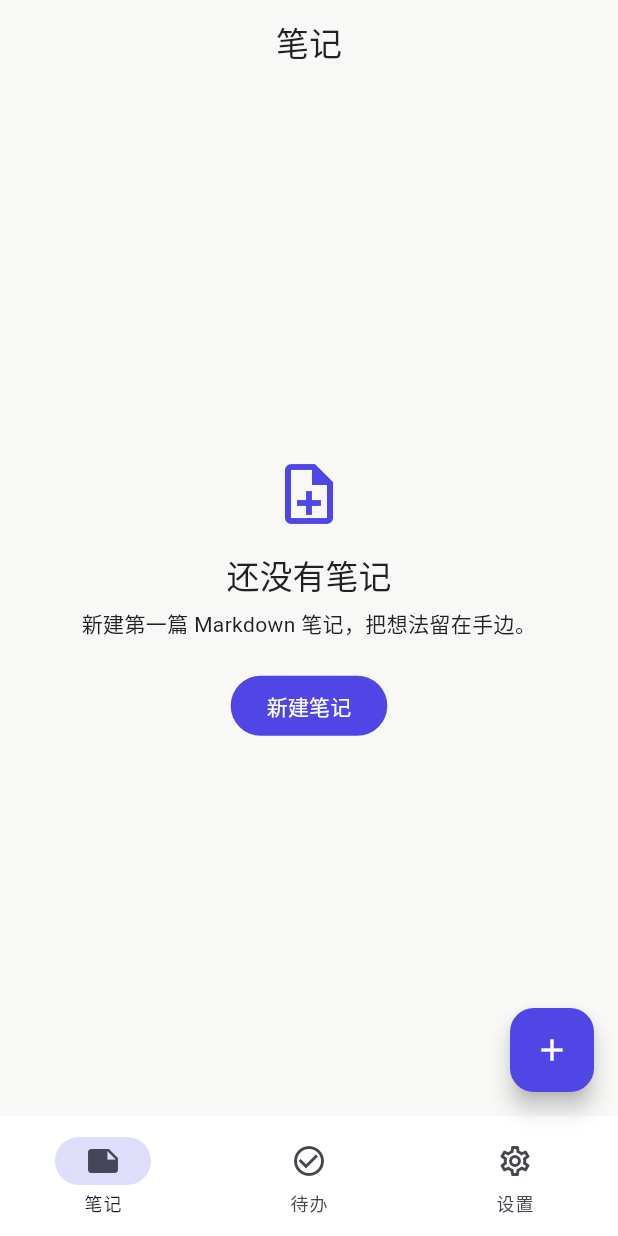
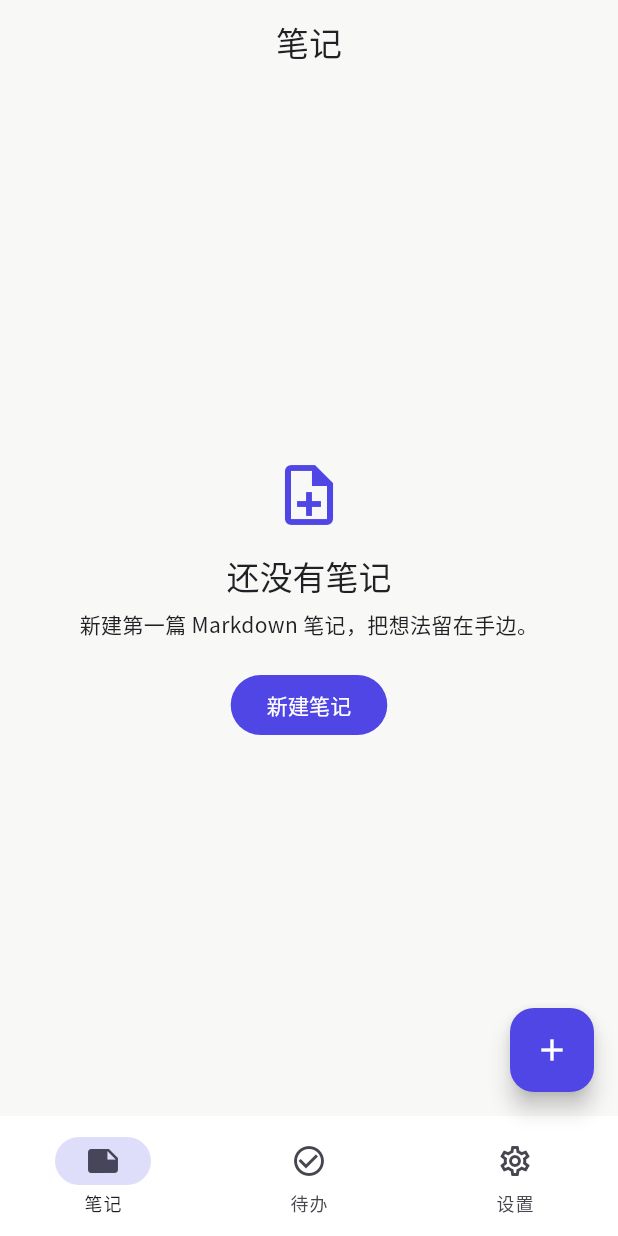
Before and after one commit to RippleOrApple/SimpleNote, a Flutter app: the screen it shows after launch, on a phone screen of 412 x 824 dp. Run offline on Flutter 3.47's test engine with Material 3 defaults, Android fonts, the phone set to English and light mode, and no system bars; our stand-ins replace drift, flutter_markdown, flutter_riverpod; accounts and stored records are empty; generated files the repository leaves out were written again.

Commit message:
Use bundled Chinese app font

```diff
--- a/lib/core/theme/app_theme.dart
+++ b/lib/core/theme/app_theme.dart
@@ -4,6 +4,8 @@ import '../../features/settings/domain/theme_scheme.dart';
 
 class AppTheme {
   const AppTheme._();
+
+  static const fontFamily = 'NotoSansSC';
 
   static ThemeData fromScheme(AppThemeScheme scheme) {
     final colorScheme = ColorScheme.fromSeed(
@@ -15,9 +17,11 @@ class AppTheme {
 
     return ThemeData(
       useMaterial3: true,
+      fontFamily: fontFamily,
       colorScheme: colorScheme,
       scaffoldBackgroundColor: scheme.backgroundColor,
       textTheme: Typography.material2021().black.apply(
+            fontFamily: fontFamily,
             bodyColor: scheme.textColor,
             displayColor: scheme.textColor,
           ),
--- a/pubspec.yaml
+++ b/pubspec.yaml
@@ -26,3 +26,7 @@ dev_dependencies:
 
 flutter:
   uses-material-design: true
+  fonts:
+    - family: NotoSansSC
+      fonts:
+        - asset: assets/fonts/NotoSansCJKsc-Regular.otf
```
Also changed, not shown: 2 other files.
